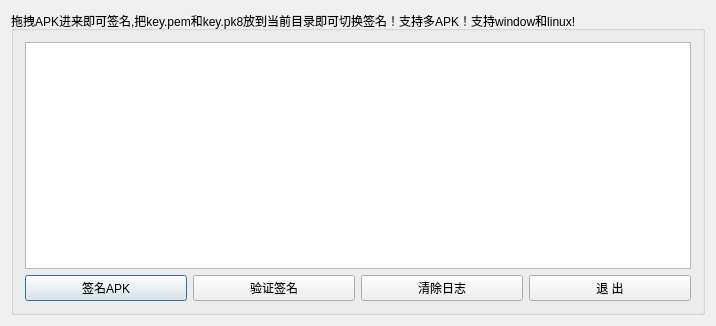
Before: the Qt Designer form easysign/dialog.ui in yunshouhu/easysign, drawn with Qt 5.
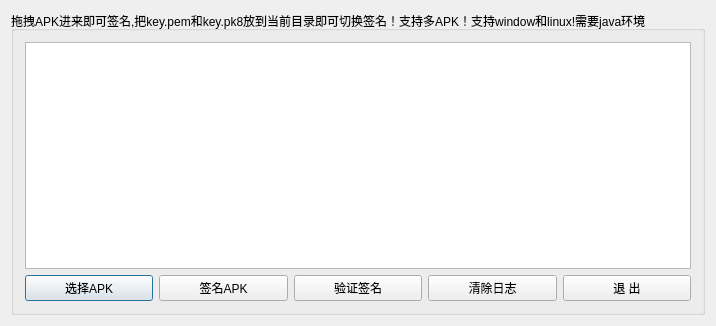
After: the same form once the commit is applied.

Commit message: 1、添加选择apk按钮，当拖拽不能使用时，可以直接选择apk文件。

Patch:
```diff
--- a/easysign/dialog.ui
+++ b/easysign/dialog.ui
@@ -34,7 +34,7 @@
         </sizepolicy>
        </property>
        <property name="title">
-        <string>拖拽APK进来即可签名,把key.pem和key.pk8放到当前目录即可切换签名！支持多APK！支持window和linux!</string>
+        <string>拖拽APK进来即可签名,把key.pem和key.pk8放到当前目录即可切换签名！支持多APK！支持window和linux!需要java环境</string>
        </property>
        <layout class="QVBoxLayout" name="verticalLayout">
         <item>
@@ -42,6 +42,16 @@
         </item>
         <item>
          <layout class="QHBoxLayout" name="horizontalLayout">
+          <item>
+           <widget class="QPushButton" name="pushButton_selectapk">
+            <property name="cursor">
+             <cursorShape>PointingHandCursor</cursorShape>
+            </property>
+            <property name="text">
+             <string>选择APK</string>
+            </property>
+           </widget>
+          </item>
           <item>
            <widget class="QPushButton" name="pushButton_signapk">
             <property name="cursor">
```
The commit also changes 4 other files.
